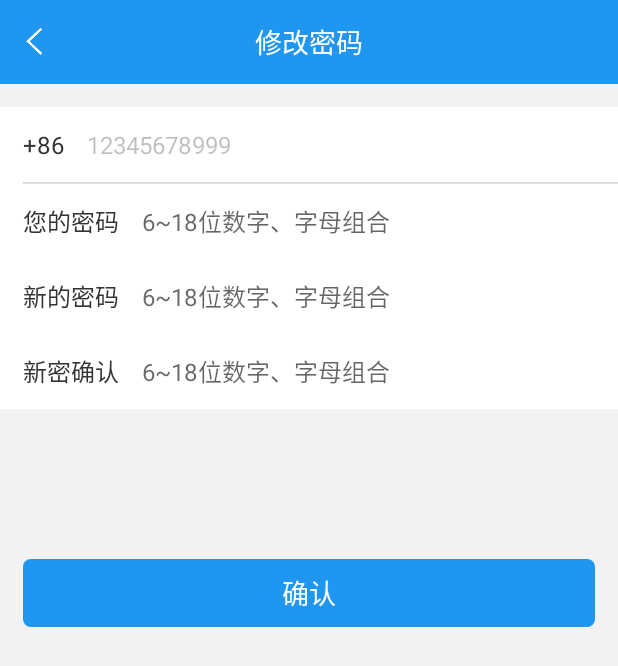
After one commit to LiesLee/CarlsbergPorject, an Android app: the ChangePasswordActivity screen opened directly, with no data from a screen before it, on a phone screen of 412 x 824 dp. The commit adds this screen. Shown: the top 666 px of the screen. Run offline under Robolectric (Android 15) with nearby library versions, the phone set to English and light mode, and no system bars; our stand-ins replace ButterKnife, CircleImageView; libraries missing offline, so code that uses them is left out: com.flyco.dialog, com.socks.library, com.umeng.analytics.

Commit message:
login and password

```diff
--- a/CarlsbergClient/src/main/AndroidManifest.xml
+++ b/CarlsbergClient/src/main/AndroidManifest.xml
@@ -15,6 +15,9 @@
                 <category android:name="android.intent.category.LAUNCHER"/>
             </intent-filter>
         </activity>
+
+        <activity android:name=".module.common.ui.activity.LoginActivity" android:screenOrientation="portrait" />
+        <activity android:name=".module.home.ui.activity.ChangePasswordActivity" android:screenOrientation="portrait" />
     </application>
 
 </manifest>
--- /dev/null
+++ b/CarlsbergClient/src/main/java/com/carlsberg/app/module/home/ui/activity/ChangePasswordActivity.java
@@ -0,0 +1,139 @@
+package com.carlsberg.app.module.home.ui.activity;
+import android.content.Context;
+import android.text.TextUtils;
+import android.view.KeyEvent;
+import android.view.View;
+import android.view.inputmethod.InputMethodManager;
+import android.widget.EditText;
+import android.widget.TextView;
+
+import com.carlsberg.app.R;
+import com.carlsberg.app.utils.UIHelper;
+import com.common.annotation.ActivityFragmentInject;
+import com.common.base.presenter.BasePresenterImpl;
+import com.common.base.ui.BaseActivity;
+import com.common.base.ui.BaseView;
+
+import butterknife.Bind;
+
+/**
+ * Created by rrsh on 16/10/11.
+ */
+
+@ActivityFragmentInject(contentViewId = R.layout.act_forget_pass, toolbarTitle = R.string.change_password)
+public class ChangePasswordActivity extends BaseActivity<BasePresenterImpl> implements BaseView {
+
+    @Bind(R.id.tv_send)
+    TextView tv_send;
+    @Bind(R.id.et_phone)
+    EditText et_phone;
+    @Bind(R.id.et_old_password)
+    EditText et_old_password;
+    @Bind(R.id.et_new_password)
+    EditText et_new_password;
+    @Bind(R.id.et_new_pass_confirm)
+    EditText et_new_pass_confirm;
+    private String phone;
+    private String new_password_confirm;
+    private String new_password;
+    private String old_password;
+
+
+    @Override
+    protected void initView() {
+
+        et_new_pass_confirm.setOnKeyListener(new View.OnKeyListener() {
+
+            @Override
+            public boolean onKey(View v, int keyCode, KeyEvent event) {
+                // TODO Auto-generated method stub
+                // 修改回车键功能
+                if (keyCode == KeyEvent.KEYCODE_ENTER  && event.getAction() == KeyEvent.ACTION_DOWN ) {
+                    // 先隐藏键盘
+                    ((InputMethodManager) getSystemService(INPUT_METHOD_SERVICE))
+                            .hideSoftInputFromWindow(baseActivity
+                                            .getCurrentFocus().getWindowToken(),
+                                    InputMethodManager.HIDE_NOT_ALWAYS);
+                    //接下来在这里做你自己想要做的事，实现自己的业务。
+                    if(check()){
+                        //mPresenter.change(password, new_password);
+                    }
+                }
+                return false;
+            }
+        });
+        et_phone.setFocusable(false);
+        et_phone.setEnabled(false);
+        et_phone.setClickable(false);
+        //et_phone.setText(CarlsbergAppcation.getInstance().getUser().getInfo().getMobile());
+        et_phone.setText("12345678999");
+        tv_send.setOnClickListener(this);
+
+        //mPresenter = new ChangePasswordPresenter(this);
+    }
+
+    @Override
+    public void initData() {
+
+    }
+
+    @Override
+    protected void onClickBackFinishBefore() {
+
+    }
+
+    @Override
+    public void onClick(View v) {
+        switch (v.getId()) {
+            case R.id.tv_send:
+                if(check()){
+                    //mPresenter.change(password, new_password);
+                }
+                break;
+        }
+    }
+
+
+
+
+
+
+    boolean check() {
+        //phone = CarlsbergAppcation.getInstance().getUser().getInfo().getMobile_encode();
+        phone = "1234566778999";
+        old_password = et_old_password.getText().toString();
+        new_password = et_new_password.getText().toString();
+        new_password_confirm = et_new_pass_confirm.getText().toString();
+        if(TextUtils.isEmpty(old_password)){
+            UIHelper.showShakeAnim(this, et_old_password, "请输入您当前的登录密码");
+            et_old_password.requestFocus();
+            return false;
+        }else if(TextUtils.isEmpty(new_password)){
+            UIHelper.showShakeAnim(this, et_new_password, "请输入新的密码");
+            et_new_password.requestFocus();
+            return false;
+        }else if (TextUtils.isEmpty(new_password_confirm)) {
+            UIHelper.showShakeAnim(this, et_new_pass_confirm, "请输入再输一遍新密码确认");
+            et_new_pass_confirm.requestFocus();
+            return false;
+        }
+            return true;
+    }
+
+
+    /**
+     * 根据传入的格式，获取对应格式化话的字符串
+     *
+     * @param context     上下文对象
+     * @param formatResId 传入的格式resId
+     * @param args        替换的操作列表
+     * @return 格式化后的字符串
+     */
+    public static String getFormatString(Context context, int formatResId, Object... args) {
+        String format = context.getString(formatResId);
+        String result = String.format(format, args);
+        return result;
+    }
+
+
+}
--- /dev/null
+++ b/CarlsbergClient/src/main/res/drawable/selector_is_show_password.xml
@@ -0,0 +1,5 @@
+<?xml version="1.0" encoding="utf-8"?>
+<selector xmlns:android="http://schemas.android.com/apk/res/android">
+    <item android:state_selected="true" android:drawable="@mipmap/icon_login_show"></item>
+    <item android:state_selected="false" android:drawable="@mipmap/icon_login_hide"></item>
+</selector>
--- /dev/null
+++ b/CarlsbergClient/src/main/res/drawable/shap_bg_blue_5.xml
@@ -0,0 +1,5 @@
+<?xml version="1.0" encoding="utf-8"?>
+<shape xmlns:android="http://schemas.android.com/apk/res/android">
+    <solid android:color="@color/blue"/>
+    <corners android:radius="5dp" />
+</shape>
--- /dev/null
+++ b/CarlsbergClient/src/main/res/drawable/shap_bg_login_et.xml
@@ -0,0 +1,5 @@
+<?xml version="1.0" encoding="utf-8"?>
+<shape xmlns:android="http://schemas.android.com/apk/res/android">
+    <solid android:color="#f2f2f2" />
+    <corners android:radius="4dp"/>
+</shape>
--- /dev/null
+++ b/CarlsbergClient/src/main/res/layout/act_forget_pass.xml
@@ -0,0 +1,172 @@
+<?xml version="1.0" encoding="utf-8"?>
+<LinearLayout xmlns:android="http://schemas.android.com/apk/res/android"
+    android:layout_width="match_parent"
+    android:layout_height="match_parent"
+    android:background="@color/bg_grey"
+    android:orientation="vertical">
+
+    <include layout="@layout/defaut_toolbar_white" />
+
+    <LinearLayout
+        android:layout_width="match_parent"
+        android:layout_height="wrap_content"
+        android:layout_marginTop="15dp"
+        android:background="@color/white"
+        android:orientation="vertical">
+
+        <LinearLayout
+            android:gravity="center"
+            android:layout_width="match_parent"
+            android:paddingLeft="15dp"
+            android:paddingRight="15dp"
+            android:layout_height="50dp"
+            android:orientation="horizontal">
+
+            <TextView
+                android:text="+86"
+                android:textSize="16dp"
+                android:textColor="#333333"
+                android:layout_width="wrap_content"
+                android:layout_height="wrap_content" />
+
+            <EditText
+                android:id="@+id/et_phone"
+                android:layout_weight="1"
+                android:layout_width="0dp"
+                android:layout_height="50dp"
+                android:background="@color/white"
+                android:gravity="center|left"
+                android:hint="请输入手机号"
+                android:inputType="phone"
+                android:maxLength="11"
+                android:maxLines="1"
+                android:paddingLeft="15dp"
+                android:textSize="16dp" />
+        </LinearLayout>
+
+        <View
+            android:layout_width="match_parent"
+            android:layout_height="0.2dp"
+            android:layout_marginLeft="15dp"
+            android:background="@color/line_color" />
+        <View
+            android:layout_width="match_parent"
+            android:layout_height="0.2dp"
+            android:layout_marginLeft="15dp"
+            android:background="@color/line_color" />
+
+        <LinearLayout
+            android:gravity="center"
+            android:paddingLeft="15dp"
+            android:paddingRight="15dp"
+            android:layout_width="match_parent"
+            android:layout_height="50dp"
+            android:orientation="horizontal">
+
+            <TextView
+                android:id="@+id/tv_old_pass"
+                android:text="您的密码"
+                android:textSize="16dp"
+                android:textColor="#333333"
+                android:layout_width="wrap_content"
+                android:layout_height="wrap_content" />
+
+            <EditText
+                android:id="@+id/et_old_password"
+                android:layout_weight="1"
+                android:layout_width="0dp"
+                android:layout_height="50dp"
+                android:background="@color/white"
+                android:gravity="center|left"
+                android:hint="6~18位数字、字母组合"
+                android:inputType="textPassword"
+                android:maxLength="14"
+                android:maxLines="1"
+                android:paddingLeft="15dp"
+                android:textSize="16dp" />
+
+        </LinearLayout>
+
+        <LinearLayout
+            android:gravity="center"
+            android:paddingLeft="15dp"
+            android:paddingRight="15dp"
+            android:layout_width="match_parent"
+            android:layout_height="50dp"
+            android:orientation="horizontal">
+
+            <TextView
+                android:id="@+id/tv_new_pass"
+                android:text="新的密码"
+                android:textSize="16dp"
+                android:textColor="#333333"
+                android:layout_width="wrap_content"
+                android:layout_height="wrap_content" />
+
+            <EditText
+                android:id="@+id/et_new_password"
+                android:layout_weight="1"
+                android:layout_width="0dp"
+                android:layout_height="50dp"
+                android:background="@color/white"
+                android:gravity="center|left"
+                android:hint="6~18位数字、字母组合"
+                android:inputType="textPassword"
+                android:maxLength="14"
+                android:maxLines="1"
+                android:paddingLeft="15dp"
+                android:textSize="16dp" />
+
+        </LinearLayout>
+
+        <LinearLayout
+            android:gravity="center"
+            android:paddingLeft="15dp"
+            android:paddingRight="15dp"
+            android:layout_width="match_parent"
+            android:layout_height="50dp"
+            android:orientation="horizontal">
+
+            <TextView
+                android:id="@+id/tv_new_pass_confirm"
+                android:text="新密确认"
+                android:textSize="16dp"
+                android:textColor="#333333"
+                android:layout_width="wrap_content"
+                android:layout_height="wrap_content" />
+
+            <EditText
+                android:id="@+id/et_new_pass_confirm"
+                android:layout_weight="1"
+                android:layout_width="0dp"
+                android:layout_height="50dp"
+                android:background="@color/white"
+                android:gravity="center|left"
+                android:hint="6~18位数字、字母组合"
+                android:inputType="textPassword"
+                android:maxLength="14"
+                android:maxLines="1"
+                android:paddingLeft="15dp"
+                android:textSize="16dp" />
+
+        </LinearLayout>
+
+    </LinearLayout>
+
+
+    <TextView
+        android:id="@+id/tv_send"
+        android:layout_width="match_parent"
+        android:layout_height="45dp"
+        android:layout_gravity="bottom"
+        android:layout_marginBottom="65dp"
+        android:layout_marginLeft="15dp"
+        android:layout_marginRight="15dp"
+        android:layout_marginTop="100dp"
+        android:background="@drawable/shap_bg_blue_5"
+        android:gravity="center"
+        android:text="确认"
+        android:textColor="@color/white"
+        android:textSize="18dp" />
+
+</LinearLayout>
--- a/CarlsbergClient/src/main/res/values/strings.xml
+++ b/CarlsbergClient/src/main/res/values/strings.xml
@@ -1,6 +1,7 @@
 <resources>
-    <string name="app_name">嘉士伯移动营销管理系统</string>
+    <string name="app_name">嘉士伯(广州)</string>
     <string name="sign_key">4b111cc14a33b88e37e2e2934f493458</string>
     <string name="sign_key_release">69a8f8ae2f8cd4a455103a13a6d46b7b</string>
     <string name="api_ver">1.0</string>
+    <string name="change_password">修改密码</string>
 </resources>
--- a/CommonLibrary/build.gradle
+++ b/CommonLibrary/build.gradle
@@ -78,7 +78,7 @@ dependencies {
     compile 'com.7heaven.widgets:segmentcontrol:1.16'
     compile 'com.zhy:flowlayout-lib:1.0.3'
     compile 'com.mikhaellopez:circularprogressbar:1.1.1'
-    compile 'cn.qqtheme.framework:WheelPicker:latest.release'
+    compile 'cn.qqtheme.framework:WheelPicker:1.4.3'
     compile('zlc.season:rxdownload:1.2.8') {
         transitive true
         //屏蔽已经加载的库
```
Also changed, not shown: CarlsbergClient/src/main/java/com/carlsberg/app/module/common/ui/activity/LoginActivity.java (added, +110 -0 lines), CarlsbergClient/src/main/java/com/carlsberg/app/module/home/ui/activity/t.java (deleted, +0 -8 lines), CarlsbergClient/src/main/java/com/carlsberg/app/module/home/ui/adapter/t.java (deleted, +0 -8 lines), CarlsbergClient/src/main/java/com/carlsberg/app/module/my/ui/fragment/MyFragment.java (+13 -2 lines), CarlsbergClient/src/main/res/layout/act_login.xml (added, +199 -0 lines), CarlsbergClient/src/main/res/layout/fra_my.xml (+22 -0 lines), CarlsbergClient/src/main/res/mipmap-hdpi/icon_login_hide.png (added), CarlsbergClient/src/main/res/mipmap-hdpi/icon_login_password.png (added), CarlsbergClient/src/main/res/mipmap-hdpi/icon_login_phone.png (added), CarlsbergClient/src/main/res/mipmap-hdpi/icon_login_show.png (added).
